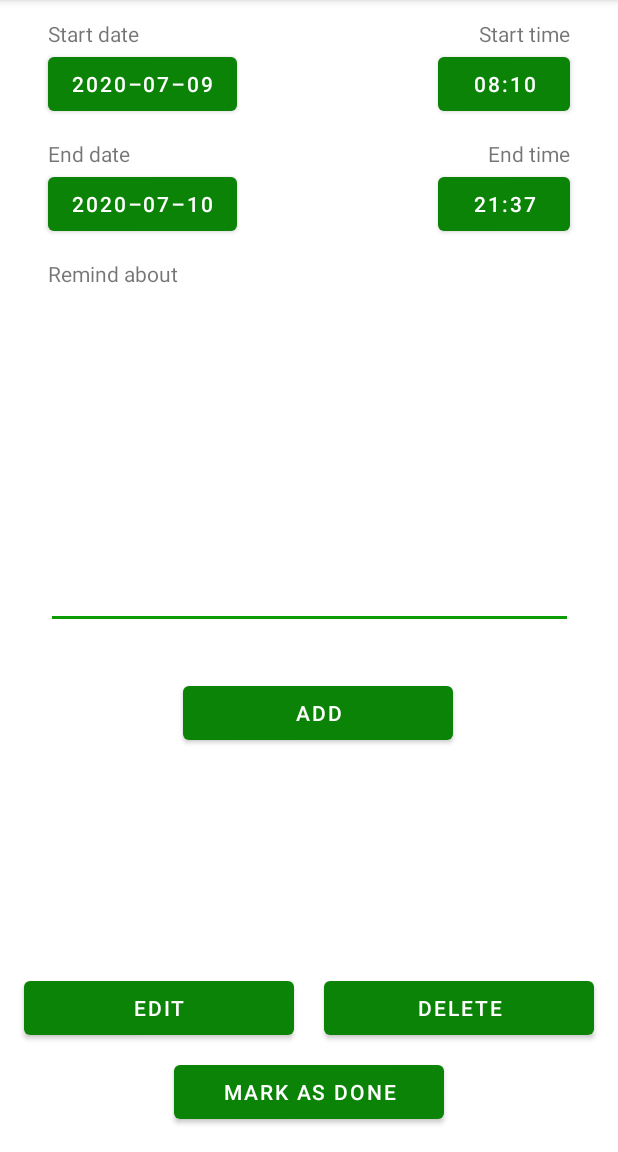
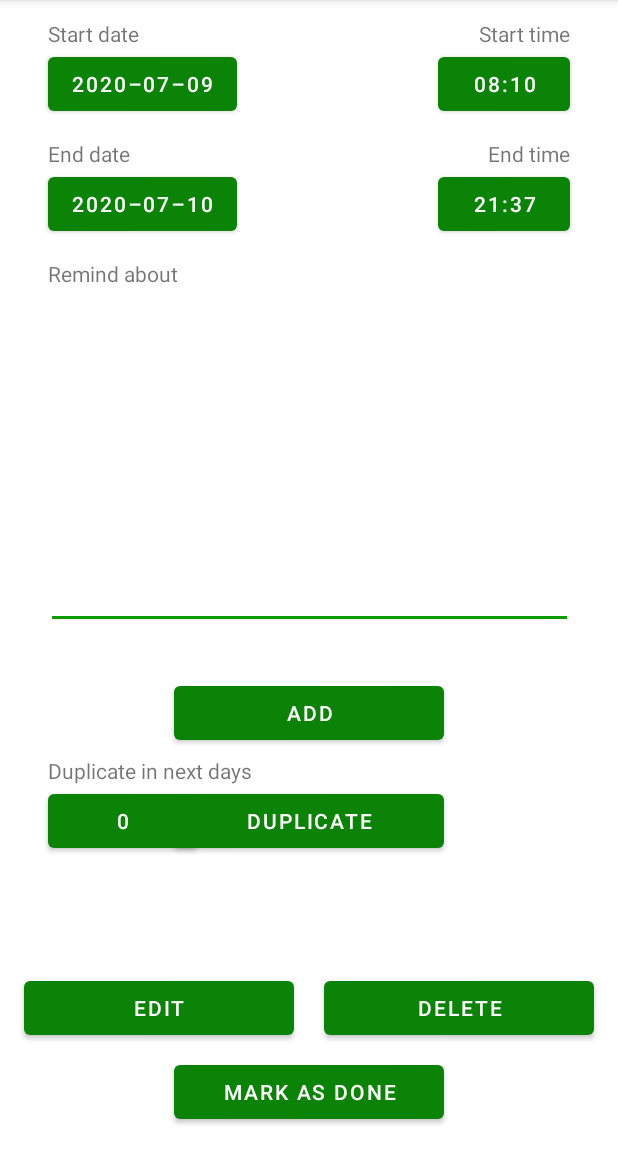
Before and after one commit to Henipiter/Kalendarz, an Android app: the ShowElemActivity screen opened directly, with no data from a screen before it, on a phone screen of 412 x 824 dp, the part 84-1236 px from its top. Run offline under Robolectric (Android 15) with nearby library versions, the light colour scheme and no system bars.

Commit message:
add duplication buttons

```diff
--- a/app/src/main/res/layout/activity_show_elem.xml
+++ b/app/src/main/res/layout/activity_show_elem.xml
@@ -79,9 +79,39 @@
         android:width="200dp"
         android:text="@string/button_add"
         app:layout_constraintEnd_toEndOf="parent"
-        app:layout_constraintHorizontal_bias="0.525"
         app:layout_constraintStart_toStartOf="parent"
         app:layout_constraintTop_toBottomOf="@+id/contentText_2" />
+
+    <Button
+        android:id="@+id/duplication_number_button"
+        android:layout_width="100dp"
+        android:layout_height="wrap_content"
+        android:layout_marginTop="24dp"
+        android:layout_marginStart="32dp"
+        android:width="200dp"
+        android:text="0"
+        app:layout_constraintStart_toStartOf="parent"
+        app:layout_constraintTop_toBottomOf="@+id/add_button_2" />
+
+    <TextView
+        android:id="@+id/textView15"
+        android:layout_width="wrap_content"
+        android:layout_height="wrap_content"
+        android:text="Duplicate in next days"
+        app:layout_constraintBottom_toTopOf="@+id/duplication_number_button"
+        app:layout_constraintStart_toStartOf="@+id/duplication_number_button" />
+
+
+    <Button
+        android:id="@+id/duplication_button"
+        android:layout_width="180dp"
+        android:layout_height="wrap_content"
+        android:layout_marginTop="24dp"
+        android:width="200dp"
+        android:text="Duplicate"
+        app:layout_constraintEnd_toEndOf="parent"
+        app:layout_constraintStart_toStartOf="parent"
+        app:layout_constraintTop_toBottomOf="@+id/add_button_2" />
 
     <Button
         android:id="@+id/edit_button_2"
```
Also changed, not shown: app/src/main/java/com/example/kaledarz/activities/ShowElemActivity.kt (+71 -5 lines), app/src/main/java/com/example/kaledarz/helpers/DateFormatHelper.kt (+15 -7 lines), app/src/main/java/com/example/kaledarz/helpers/PopUpManager.kt (added, +47 -0 lines), app/src/main/res/layout/number_picker.xml (added, +52 -0 lines).
